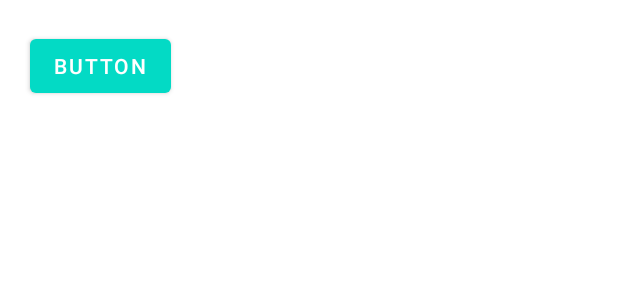
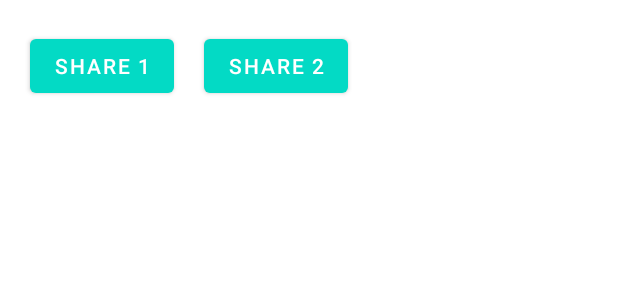
Before and after one commit to GMKEnd/ActivityTest, an Android app: the layout main_activity.xml on its own in the app's theme, with its tools: preview values and no code run, on a phone screen of 412 x 824 dp. Shown: the top 300 px of the screen. Run offline under Robolectric (Android 15) with nearby library versions, the phone set to English and light mode, and no system bars.

Commit message:
feat:显式/隐式intent例子

```diff
--- a/app/src/main/res/layout/main_activity.xml
+++ b/app/src/main/res/layout/main_activity.xml
@@ -5,13 +5,23 @@
     android:layout_height="match_parent">
 
     <Button
-        android:id="@+id/button"
+        android:id="@+id/main_btn1"
         android:layout_width="wrap_content"
         android:layout_height="wrap_content"
         android:layout_marginStart="20dp"
         android:layout_marginTop="20dp"
-        android:text="@string/button"
+        android:text="@string/main_btn1"
         app:layout_constraintStart_toStartOf="parent"
         app:layout_constraintTop_toTopOf="parent" />
 
+    <Button
+        android:id="@+id/main_btn2"
+        android:layout_width="wrap_content"
+        android:layout_height="wrap_content"
+        android:layout_marginStart="20dp"
+        android:layout_marginTop="20dp"
+        android:text="@string/main_btn2"
+        app:layout_constraintStart_toEndOf="@+id/main_btn1"
+        app:layout_constraintTop_toTopOf="parent" />
+
 </androidx.constraintlayout.widget.ConstraintLayout>
--- a/app/src/main/res/values/strings.xml
+++ b/app/src/main/res/values/strings.xml
@@ -1,5 +1,7 @@
 <resources>
     <string name="app_name">ActivityTest</string>
     <string name="button">Button</string>
+    <string name="main_btn1">share 1</string>
+    <string name="main_btn2">share 2</string>
     <string name="text">TestText</string>
 </resources>
```
Also changed, not shown: app/src/main/AndroidManifest.xml (+29 -11 lines), app/src/main/java/com/example/activitytest/MainActivity.kt (+15 -3 lines), app/src/main/java/com/example/activitytest/ShareActivity2.kt (+6 -1 lines).
